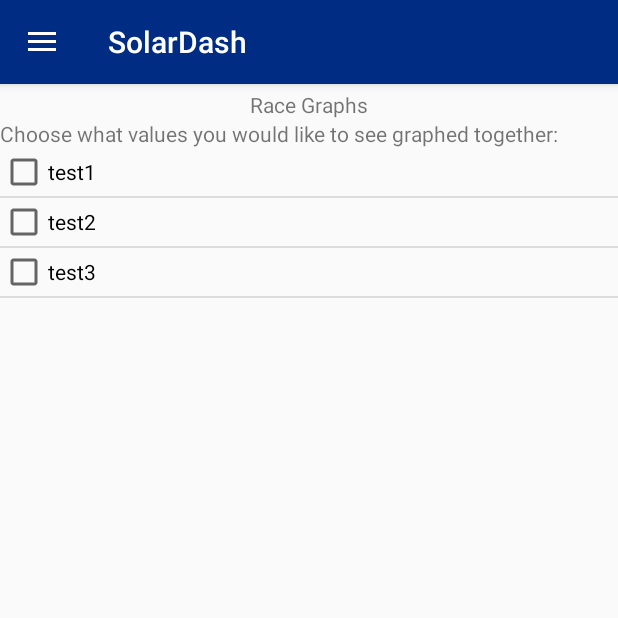
After one commit to kathleenbaert/solardash, an Android app: the fragment RaceGraphsFragment placed in its activity, on a phone screen of 412 x 824 dp, the top half of it. The commit adds this screen. Run offline under Robolectric (Android 15) with nearby library versions, the phone set to English and light mode, and no system bars.

Commit message:
got beginnings of checkbox graphview

```diff
--- a/app/src/main/java/com/example/kathleenbaert/myapplication/BatteryFragment.java
+++ b/app/src/main/java/com/example/kathleenbaert/myapplication/BatteryFragment.java
@@ -34,12 +34,12 @@ public class BatteryFragment extends Fragment {
     static CriticalValues cv = new CriticalValues();
     public SnackbarBuilder sb = new SnackbarBuilder();
     public AlertBuilder ab = new AlertBuilder();
-    int [] b = new int [6];
+    int [] b = new int [4];
     Random random = new Random();
     static int warning;
     static int critical;
 
-    Integer[] imageArray = new Integer[6];
+    Integer[] imageArray = new Integer[4];
     @Nullable
     @Override
     public View onCreateView(LayoutInflater inflater, @Nullable ViewGroup container, Bundle savedInstanceState) {
@@ -52,8 +52,6 @@ public class BatteryFragment extends Fragment {
             public void onClick(View view) {
                 Intent intent = new Intent( getActivity(), GraphLayout.class );
                 startActivity( intent );
-
-
             }
         } );
         for(int i = 0; i < b.length; i++){
@@ -62,16 +60,9 @@ public class BatteryFragment extends Fragment {
         return myView;
     }
 
-    public void graph(View view){
-
-    }
-
     @Override
     public void onActivityCreated(@Nullable Bundle savedInstanceState) {
         super.onActivityCreated( savedInstanceState );
-
-
-
         super.onCreate(savedInstanceState);
         this.mHandler = new Handler();
         m_Runnable.run();
@@ -83,21 +74,18 @@ public class BatteryFragment extends Fragment {
         public void run()
 
         {
-
             for(int i = 0; i < b.length; i++){
                 b[i]-=random.nextInt( 4 );
 
             }
             BatteryFragment.this.mHandler.postDelayed(m_Runnable,1000);
-            nameArray = new String[]{"Rear Right", "Rear Middle", "Rear Left", "Front Right", "Front Middle", "Front Left"};
+            nameArray = new String[]{"Rear Right", "Rear Left", "Front Right", "Front Left"};
 
             String[] infoArray = {
                     "Current Battery percentage: " + b[0],
                     "Current Battery percentage: " + b[1],
                     "Current Battery percentage: " + b[2],
-                    "Current Battery percentage: " + b[3],
-                    "Current Battery percentage: " + b[4],
-                    "Current Battery percentage: " + b[5]
+                    "Current Battery percentage: " + b[3]
             };
 
 
@@ -116,8 +104,8 @@ public class BatteryFragment extends Fragment {
     public void generateImages(){
         //System.out.println("from battery " + cv.toString());
 
-        warning = 60;
-        critical = 30;
+        warning = CriticalValues.cv.getBatteryWarning();
+        critical = CriticalValues.cv.getBatteryCritical();
         for(int i = 0; i < imageArray.length; i++){
             if(b[i] <= critical){
                 imageArray[i] = R.drawable.critical;
--- a/app/src/main/java/com/example/kathleenbaert/myapplication/CriticalValues.java
+++ b/app/src/main/java/com/example/kathleenbaert/myapplication/CriticalValues.java
@@ -5,6 +5,7 @@ package com.example.kathleenbaert.myapplication;
  */
 
 public class CriticalValues {
+    public static CriticalValues cv = new CriticalValues();
 
     int speedWarning, speedCritical;
     int tempWarning, tempCritical;
--- a/app/src/main/java/com/example/kathleenbaert/myapplication/CustomListAdapter.java
+++ b/app/src/main/java/com/example/kathleenbaert/myapplication/CustomListAdapter.java
@@ -20,13 +20,13 @@ public class CustomListAdapter extends ArrayAdapter {
     //to reference the Activity
     private final Activity context;
 
-    //to store the animal images
+    //to store the images
     private final Integer[] imageIDarray;
 
-    //to store the list of countries
+    //to store the list of names
     private final String[] nameArray;
 
-    //to store the list of countries
+    //to store the list of info
     private final String[] infoArray;
     private final BatteryFragment bf = new BatteryFragment();
 
--- /dev/null
+++ b/app/src/main/java/com/example/kathleenbaert/myapplication/GraphListAdapter.java
@@ -0,0 +1,50 @@
+package com.example.kathleenbaert.myapplication;
+
+import android.app.Activity;
+import android.view.LayoutInflater;
+import android.view.View;
+import android.view.ViewGroup;
+import android.widget.ArrayAdapter;
+import android.widget.Button;
+import android.widget.CheckBox;
+import android.widget.ImageView;
+import android.widget.TextView;
+
+/**
+ * Created by kathleenbaert on 4/19/18.
+ */
+
+public class GraphListAdapter extends ArrayAdapter{
+
+    //to reference the Activity
+    private final Activity context;
+
+    //to store the array of battery names
+    private final String[] batteryNames;
+
+    private final RaceGraphsFragment rgf = new RaceGraphsFragment();
+
+
+    public GraphListAdapter(Activity context, String [] batteryNames) {
+
+        super( context, R.layout.race_graphs, batteryNames );
+
+        this.context = context;
+        this.batteryNames = batteryNames;
+    }
+    public View getView(final int position, View view, ViewGroup parent) {
+        LayoutInflater inflater = context.getLayoutInflater();
+        View rowView = inflater.inflate( R.layout.checkbox_list_row, null, true );
+
+        //this code gets references to objects in the checkbox_list_row.xml file
+        CheckBox checkbox = (CheckBox) rowView.findViewById( R.id.checkbox );
+
+        //this code sets the values of the objects to values from the arrays
+        checkbox.setText(batteryNames[position]);
+        return rowView;
+
+    }
+
+    ;
+
+}
--- /dev/null
+++ b/app/src/main/java/com/example/kathleenbaert/myapplication/RaceGraphsFragment.java
@@ -0,0 +1,48 @@
+package com.example.kathleenbaert.myapplication;
+
+import android.app.Activity;
+import android.app.Fragment;
+import android.content.Context;
+import android.os.Bundle;
+import android.support.annotation.Nullable;
+import android.view.LayoutInflater;
+import android.view.View;
+import android.view.ViewGroup;
+import android.widget.ListView;
+
+/**
+ * Created by kathleenbaert on 11/1/17.
+ */
+
+public class RaceGraphsFragment extends Fragment {
+
+    View myView;
+
+    @Nullable
+    @Override
+    public View onCreateView(LayoutInflater inflater, @Nullable ViewGroup container, Bundle savedInstanceState) {
+        myView = inflater.inflate(R.layout.race_graphs, container, false);
+        myView.getId();
+        setUpList();
+        return myView;
+    }
+
+    public void setUpList(){
+
+        String [] batteryNames = new String [] {"test1", "test2", "test3"};
+
+
+
+
+        ListView listView;
+
+        Context context = myView.getContext();
+        GraphListAdapter graphListAdapter = new GraphListAdapter( (Activity) context, batteryNames );
+        listView = (ListView) myView.findViewById( R.id.listView );
+        listView.setAdapter( graphListAdapter );
+
+
+    }
+
+
+        }
--- /dev/null
+++ b/app/src/main/res/layout/checkbox_list_row.xml
@@ -0,0 +1,13 @@
+<?xml version="1.0" encoding="utf-8"?>
+<LinearLayout xmlns:android="http://schemas.android.com/apk/res/android"
+              xmlns:app="http://schemas.android.com/apk/res-auto"
+              android:layout_width="match_parent"
+              android:layout_height="wrap_content"
+              android:orientation="horizontal">
+        <CheckBox
+            android:layout_width="match_parent"
+            android:layout_height="match_parent"
+            android:layout_gravity="left"
+            android:id="@+id/checkbox"
+            />
+</LinearLayout>
--- /dev/null
+++ b/app/src/main/res/layout/race_graphs.xml
@@ -0,0 +1,30 @@
+<?xml version="1.0" encoding="utf-8"?>
+
+<LinearLayout xmlns:android="http://schemas.android.com/apk/res/android"
+              android:id="@+id/linearlayout"
+              android:layout_width="fill_parent"
+              android:layout_height="fill_parent"
+              android:orientation="vertical"
+              android:weightSum="1">
+    <TextView
+        android:id="@+id/textView2"
+        android:layout_width="wrap_content"
+        android:layout_height="wrap_content"
+        android:layout_alignParentTop="true"
+        android:layout_marginTop="60dp"
+        android:layout_gravity="center"
+        android:text="Race Graphs" />
+
+    <TextView
+        android:id="@+id/textView5"
+        android:layout_width="match_parent"
+        android:layout_height="wrap_content"
+        android:text="Choose what values you would like to see graphed together:"
+        android:layout_gravity="center"
+        />
+    <ListView
+        android:id="@+id/listView"
+        android:layout_width="match_parent"
+        android:layout_height="match_parent"></ListView>
+
+</LinearLayout>
```
Also changed, not shown: app/src/main/java/com/example/kathleenbaert/myapplication/CriticalValueFragment.java (+6 -1 lines), app/src/main/java/com/example/kathleenbaert/myapplication/GraphLayout.java (+23 -3 lines), app/src/main/java/com/example/kathleenbaert/myapplication/MainActivity.java (+2 -5 lines), app/src/main/java/com/example/kathleenbaert/myapplication/PostRaceSummaryFragment.java (deleted, +0 -40 lines), app/src/main/res/layout/postracesummary_dash.xml (deleted, +0 -66 lines).
